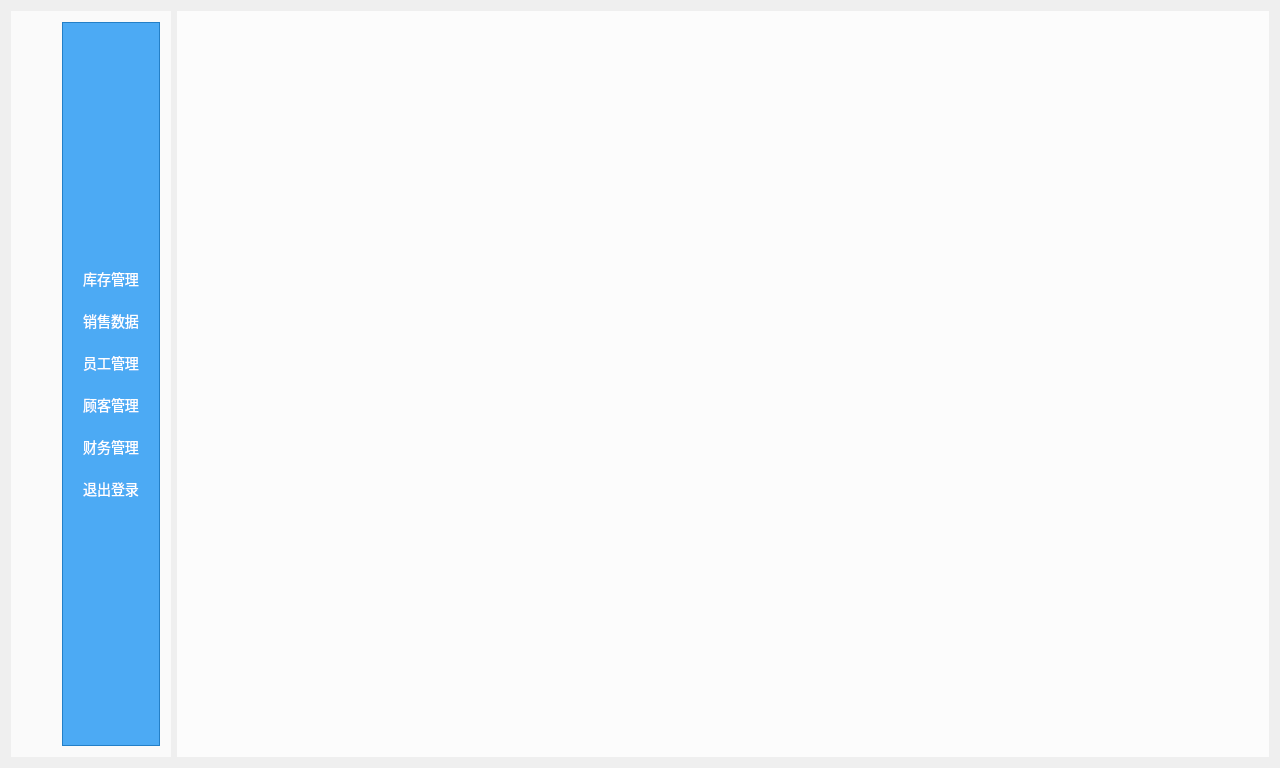
Qt form ManagerWindowClass.ui (xuanyuanbuchen/LoginWindow) before a commit.
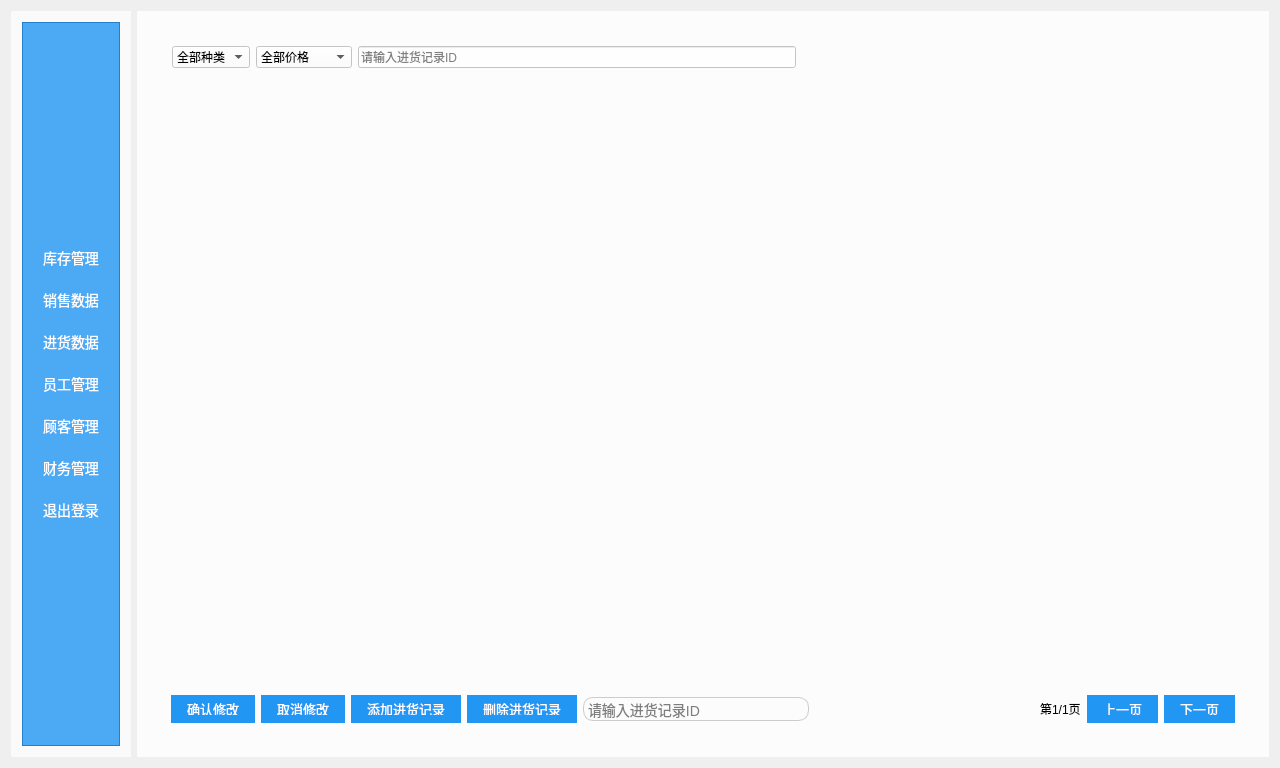
The same form after that commit. The open tabs and pages were chosen to show the change. Custom widgets are drawn as their Qt base class.

Commit message: 1.ClickableLabel现在可以对双击时间进行发送信号了。 2.实现了对顾客的全部操作，添加，删除，修改，查找操作。 3.实现了对收入支出的折线图绘制。 4.修改了数据库结构，把库存表改成了进货数据表。 5.在ManagerWindowClass中添加了管理进货数据的页面，这次不再实现静态数据的展示，等待接入数据库。

Patch:
```diff
--- a/ManagerWindowClass.ui
+++ b/ManagerWindowClass.ui
@@ -28,22 +28,6 @@
 }</string>
      </property>
      <layout class="QHBoxLayout" name="horizontalLayout">
-      <item>
-       <spacer name="horizontalSpacer">
-        <property name="orientation">
-         <enum>Qt::Horizontal</enum>
-        </property>
-        <property name="sizeType">
-         <enum>QSizePolicy::Fixed</enum>
-        </property>
-        <property name="sizeHint" stdset="0">
-         <size>
-          <width>40</width>
-          <height>20</height>
-         </size>
-        </property>
-       </spacer>
-      </item>
       <item>
        <widget class="QFrame" name="frame">
         <property name="styleSheet">
@@ -147,6 +131,35 @@
            </property>
           </widget>
          </item>
+         <item>
+          <widget class="QPushButton" name="processreStockInfoBtn">
+           <property name="styleSheet">
+            <string notr="true">QPushButton 
+{
+    background-color: rgba(33,150,243,0.0);  
+    color: white;               
+    border: none;              
+    padding: 10px 20px;        
+    border-radius: 10px;       
+    font-size: 14px;           
+}
+
+QPushButton:hover
+{
+    background-color: #1976D2;  
+}
+
+QPushButton:pressed 
+{
+    background-color: #0D47A1;
+    color: #E0E0E0;            
+}</string>
+           </property>
+           <property name="text">
+            <string>进货数据</string>
+           </property>
+          </widget>
+         </item>
          <item>
           <widget class="QPushButton" name="manageStaffBtn">
            <property name="styleSheet">
@@ -1082,6 +1095,401 @@
        </item>
       </layout>
      </widget>
+     <widget class="QWidget" name="page_6">
+      <property name="styleSheet">
+       <string notr="true">QWidget{
+background-color:rgba(255,255,255,0.8);
+}</string>
+      </property>
+      <layout class="QHBoxLayout" name="horizontalLayout_26">
+       <item>
+        <widget class="QFrame" name="frame_12">
+         <property name="styleSheet">
+          <string notr="true">QFrame{
+background-color:rgba(255,255,255,0.0);
+}</string>
+         </property>
+         <property name="frameShape">
+          <enum>QFrame::StyledPanel</enum>
+         </property>
+         <property name="frameShadow">
+          <enum>QFrame::Raised</enum>
+         </property>
+         <layout class="QVBoxLayout" name="verticalLayout_7">
+          <item>
+           <widget class="QFrame" name="frame_13">
+            <property name="maximumSize">
+             <size>
+              <width>16777215</width>
+              <height>50</height>
+             </size>
+            </property>
+            <property name="styleSheet">
+             <string notr="true">QFrame{
+background-color:rgba(255,255,255,0.0);
+}</string>
+            </property>
+            <property name="frameShape">
+             <enum>QFrame::StyledPanel</enum>
+            </property>
+            <property name="frameShadow">
+             <enum>QFrame::Raised</enum>
+            </property>
+            <layout class="QHBoxLayout" name="horizontalLayout_23">
+             <property name="sizeConstraint">
+              <enum>QLayout::SetDefaultConstraint</enum>
+             </property>
+             <item>
+              <widget class="QComboBox" name="stockComboBoxCategory">
+               <property name="font">
+                <font>
+                 <pointsize>9</pointsize>
+                </font>
+               </property>
+               <property name="currentIndex">
+                <number>0</number>
+               </property>
+               <property name="maxCount">
+                <number>2147483646</number>
+               </property>
+               <item>
+                <property name="text">
+                 <string>全部种类</string>
+                </property>
+               </item>
+               <item>
+                <property name="text">
+                 <string>生鲜</string>
+                </property>
+               </item>
+               <item>
+                <property name="text">
+                 <string>蔬菜</string>
+                </property>
+               </item>
+               <item>
+                <property name="text">
+                 <string>水果</string>
+                </property>
+               </item>
+               <item>
+                <property name="text">
+                 <string>粮食</string>
+                </property>
+               </item>
+               <item>
+                <property name="text">
+                 <string>饮品</string>
+                </property>
+               </item>
+               <item>
+                <property name="text">
+                 <string>烟</string>
+                </property>
+               </item>
+               <item>
+                <property name="text">
+                 <string>零食</string>
+                </property>
+               </item>
+               <item>
+                <property name="text">
+                 <string>日用百货</string>
+                </property>
+               </item>
+               <item>
+                <property name="text">
+                 <string>五金零件</string>
+                </property>
+               </item>
+               <item>
+                <property name="text">
+                 <string>母婴用品</string>
+                </property>
+               </item>
+              </widget>
+             </item>
+             <item>
+              <widget class="QComboBox" name="stockComboBoxPrice">
+               <property name="font">
+                <font>
+                 <pointsize>9</pointsize>
+                </font>
+               </property>
+               <item>
+                <property name="text">
+                 <string>全部价格</string>
+                </property>
+               </item>
+               <item>
+                <property name="text">
+                 <string>&lt;10元</string>
+                </property>
+               </item>
+               <item>
+                <property name="text">
+                 <string>10元~50元 </string>
+                </property>
+               </item>
+               <item>
+                <property name="text">
+                 <string>50元~100元</string>
+                </property>
+               </item>
+               <item>
+                <property name="text">
+                 <string>&gt;100</string>
+                </property>
+               </item>
+              </widget>
+             </item>
+             <item>
+              <widget class="SearchEdit" name="stockNameLine_2">
+               <property name="font">
+                <font>
+                 <pointsize>9</pointsize>
+                </font>
+               </property>
+               <property name="placeholderText">
+                <string>请输入进货记录ID</string>
+               </property>
+              </widget>
+             </item>
+             <item>
+              <spacer name="horizontalSpacer_8">
+               <property name="orientation">
+                <enum>Qt::Horizontal</enum>
+               </property>
+               <property name="sizeHint" stdset="0">
+                <size>
+                 <width>40</width>
+                 <height>20</height>
+                </size>
+               </property>
+              </spacer>
+             </item>
+            </layout>
+           </widget>
+          </item>
+          <item>
+           <widget class="QWidget" name="widget_13" native="true">
+            <property name="styleSheet">
+             <string notr="true">QWidget{
+background-color:rgba(255,255,255,0.0);
+}</string>
+            </property>
+            <layout class="QHBoxLayout" name="horizontalLayout_24">
+             <item>
+              <widget class="QTableView" name="stockTableView"/>
+             </item>
+            </layout>
+           </widget>
+          </item>
+          <item>
+           <widget class="QWidget" name="widget_14" native="true">
+            <property name="maximumSize">
+             <size>
+              <width>16777215</width>
+              <height>50</height>
+             </size>
+            </property>
+            <property name="styleSheet">
+             <string notr="true">QWidget{
+background-color:rgba(255,255,255,0.0);
+}</string>
+            </property>
+            <layout class="QHBoxLayout" name="horizontalLayout_25">
+             <item>
+              <widget class="QPushButton" name="stockChangedAcceptBtn">
+               <property name="styleSheet">
+                <string notr="true">QPushButton {
+    background-color: #2196F3;
+    border: none;
+    color: white;
+    padding: 8px 16px;
+    font: 13px;
+}
+
+QPushButton:hover {
+    background-color: #42A5F5;
+}
+
+QPushButton:pressed {
+    background-color: #0D47A1;
+}</string>
+               </property>
+               <property name="text">
+                <string>确认修改</string>
+               </property>
+              </widget>
+             </item>
+             <item>
+              <widget class="QPushButton" name="stockChangedCancelBtn">
+               <property name="styleSheet">
+                <string notr="true">QPushButton {
+    background-color: #2196F3;
+    border: none;
+    color: white;
+    padding: 8px 16px;
+    font: 13px;
+}
+
+QPushButton:hover {
+    background-color: #42A5F5;
+}
+
+QPushButton:pressed {
+    background-color: #0D47A1;
+}</string>
+               </property>
+               <property name="text">
+                <string>取消修改</string>
+               </property>
+              </widget>
+             </item>
+             <item>
+              <widget class="QPushButton" name="addStockBtn">
+               <property name="styleSheet">
+                <string notr="true">QPushButton {
+    background-color: #2196F3;
+    border: none;
+    color: white;
+    padding: 8px 16px;
+    font: 13px;
+}
+
+QPushButton:hover {
+    background-color: #42A5F5;
+}
+
+QPushButton:pressed {
+    background-color: #0D47A1;
+}</string>
+               </property>
+               <property name="text">
+                <string>添加进货记录</string>
+               </property>
+              </widget>
+             </item>
+             <item>
+              <widget class="QPushButton" name="stockDeleteBtn">
+               <property name="styleSheet">
+                <string notr="true">QPushButton {
+    background-color: #2196F3;
+    border: none;
+    color: white;
+    padding: 8px 16px;
+    font: 13px;
+}
+
+QPushButton:hover {
+    background-color: #42A5F5;
+}
+
+QPushButton:pressed {
+    background-color: #0D47A1;
+}</string>
+               </property>
+               <property name="text">
+                <string>删除进货记录</string>
+               </property>
+              </widget>
+             </item>
+             <item>
+              <widget class="QLineEdit" name="stockDeleteEdit">
+               <property name="styleSheet">
+                <string notr="true"> QLineEdit {
+     border: 1px solid #ccc;
+     border-radius: 10px;
+     padding: 2px;
+     font-size: 14px;
+     text-align: center;
+ }
+ QLineEdit:focus {
+     border: 1px solid #2196F3;
+ }</string>
+               </property>
+               <property name="placeholderText">
+                <string>请输入进货记录ID</string>
+               </property>
+              </widget>
+             </item>
+             <item>
+              <spacer name="horizontalSpacer_11">
+               <property name="orientation">
+                <enum>Qt::Horizontal</enum>
+               </property>
+               <property name="sizeHint" stdset="0">
+                <size>
+                 <width>40</width>
+                 <height>20</height>
+                </size>
+               </property>
+              </spacer>
+             </item>
+             <item>
+              <widget class="QLabel" name="stockPageLabel">
+               <property name="text">
+                <string>第1/1页</string>
+               </property>
+              </widget>
+             </item>
+             <item>
+              <widget class="QPushButton" name="preStockPageBtn_2">
+               <property name="styleSheet">
+                <string notr="true">QPushButton {
+    background-color: #2196F3;
+    border: none;
+    color: white;
+    padding: 8px 16px;
+    font: 13px;
+}
+
+QPushButton:hover {
+    background-color: #42A5F5;
+}
+
+QPushButton:pressed {
+    background-color: #0D47A1;
+}</string>
+               </property>
+               <property name="text">
+                <string>上一页</string>
+               </property>
+              </widget>
+             </item>
+             <item>
+              <widget class="QPushButton" name="nextStockPageBtn_2">
+               <property name="styleSheet">
+                <string notr="true">QPushButton {
+    background-color: #2196F3;
+    border: none;
+    color: white;
+    padding: 8px 16px;
+    font: 13px;
+}
+
+QPushButton:hover {
+    background-color: #42A5F5;
+}
+
+QPushButton:pressed {
+    background-color: #0D47A1;
+}</string>
+               </property>
+               <property name="text">
+                <string>下一页</string>
+               </property>
+              </widget>
+             </item>
+            </layout>
+           </widget>
+          </item>
+         </layout>
+        </widget>
+       </item>
+      </layout>
+     </widget>
      <widget class="QWidget" name="page_3">
       <property name="styleSheet">
        <string notr="true">QWidget{
```
Left out of the diff: 176 changed lines with no effect on the pictures. The commit also changes 11 other files.
